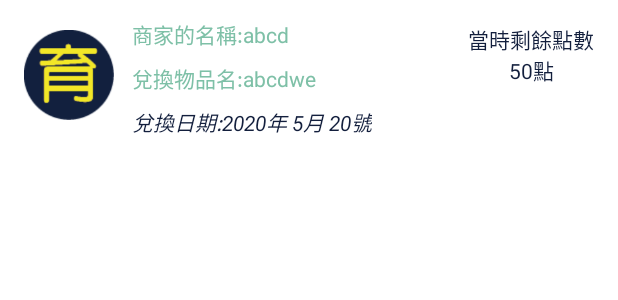
After one commit to achicn3/equal-go, an Android app: the layout view_user_transaction_record.xml on its own in the app's theme, with its tools: preview values and no code run, on a phone screen of 412 x 824 dp. The commit adds this screen. Shown: the top 300 px of the screen. Run offline under Robolectric (Android 15) with nearby library versions, the phone set to English and light mode, and no system bars; Roboto replaces fonts that are not available here.

Commit message:
add record

```diff
--- a/app/src/main/java/com/local/local/KoinApplication.kt
+++ b/app/src/main/java/com/local/local/KoinApplication.kt
@@ -9,6 +9,7 @@ import com.local.local.screen.fragment.ui.firends.friendlsit.FriendListViewModel
 import com.local.local.screen.fragment.ui.points.daystatics.HomeViewModel
 import com.local.local.screen.fragment.ui.points.detailstatics.StaticsViewModel
 import com.local.local.screen.fragment.ui.points.transaction.exchange.TransactionViewModel
+import com.local.local.screen.fragment.ui.points.transaction.record.TransactionRecordViewModel
 import com.local.local.screen.fragment.ui.profile.ProfileInfoViewModel
 import com.local.local.screen.login.LoginViewModel
 import com.local.local.screen.register.RegisterViewModel
@@ -28,6 +29,7 @@ class KoinApplication : MultiDexApplication() {
         viewModel { HomeViewModel() }
         viewModel { StaticsViewModel() }
         viewModel { TransactionViewModel() }
+        viewModel { TransactionRecordViewModel() }
         single { ServiceBuilder.buildOkHttpClient() }
         single { ImageUploadServiceHolder(get()) }
     }
--- a/app/src/main/java/com/local/local/body/TransactionInfo.kt
+++ b/app/src/main/java/com/local/local/body/TransactionInfo.kt
@@ -5,8 +5,9 @@ package com.local.local.body
  * 紀錄兌換的物品名稱、類別、當下剩餘點數、交易日期
  * */
 data class TransactionInfo(
-        var productName: String = "測試商家",
-        var productType: String ="食",
+        var storeName: String = "商家",
+        var storeType: String ="食",
+        var productDescription: String = "商品",
         var year: String ="2020",
         var month: String ="01",
         var day: String ="01",
--- /dev/null
+++ b/app/src/main/java/com/local/local/screen/login/store/StoreLoginViewModel.kt
@@ -0,0 +1,6 @@
+package com.local.local.screen.login.store
+
+import androidx.lifecycle.ViewModel
+
+class StoreLoginViewModel : ViewModel() {
+}
--- /dev/null
+++ b/app/src/main/res/layout/view_user_transaction_record.xml
@@ -0,0 +1,65 @@
+<?xml version="1.0" encoding="utf-8"?>
+<androidx.constraintlayout.widget.ConstraintLayout xmlns:android="http://schemas.android.com/apk/res/android"
+    xmlns:app="http://schemas.android.com/apk/res-auto"
+    xmlns:tools="http://schemas.android.com/tools"
+    android:layout_width="match_parent"
+    android:layout_height="wrap_content">
+
+    <ImageView
+        android:id="@+id/iv_transactionRecord_type"
+        android:layout_width="60dp"
+        android:layout_height="60dp"
+        android:layout_marginStart="16dp"
+        android:layout_marginTop="12dp"
+        android:layout_marginBottom="8dp"
+        android:src="@drawable/ic_transaction_type_edu"
+        app:layout_constraintBottom_toBottomOf="parent"
+        app:layout_constraintStart_toStartOf="parent"
+        app:layout_constraintTop_toTopOf="parent" />
+
+    <TextView
+        android:id="@+id/tv_transactionRecord_storeName"
+        android:layout_width="wrap_content"
+        android:layout_height="wrap_content"
+        android:layout_marginStart="12dp"
+        android:layout_marginTop="12dp"
+        app:layout_constraintStart_toEndOf="@+id/iv_transactionRecord_type"
+        app:layout_constraintTop_toTopOf="parent"
+        tools:text="商家的名稱:abcd" />
+
+    <TextView
+        android:id="@+id/tv_transactionRecord_date"
+        android:layout_width="wrap_content"
+        android:layout_height="wrap_content"
+        android:layout_marginStart="12dp"
+        android:layout_marginTop="8dp"
+        android:layout_marginBottom="4dp"
+        android:textColor="@color/colorDarkBlue"
+        android:textStyle="italic"
+        app:layout_constraintBottom_toBottomOf="parent"
+        app:layout_constraintStart_toEndOf="@+id/iv_transactionRecord_type"
+        app:layout_constraintTop_toBottomOf="@+id/tv_transactionRecord_description"
+        tools:text="兌換日期:2020年 5月 20號" />
+
+    <TextView
+        android:id="@+id/tv_transactionRecord_leftPoints"
+        android:layout_width="wrap_content"
+        android:layout_height="wrap_content"
+        android:layout_marginTop="16dp"
+        android:layout_marginEnd="16dp"
+        android:gravity="center"
+        android:textColor="@color/colorDarkBlue"
+        tools:text="當時剩餘點數\n50點"
+        app:layout_constraintEnd_toEndOf="parent"
+        app:layout_constraintTop_toTopOf="parent" />
+
+    <TextView
+        android:id="@+id/tv_transactionRecord_description"
+        android:layout_width="wrap_content"
+        android:layout_height="wrap_content"
+        android:layout_marginStart="12dp"
+        android:layout_marginTop="8dp"
+        tools:text="兌換物品名:abcdwe"
+        app:layout_constraintStart_toEndOf="@+id/iv_transactionRecord_type"
+        app:layout_constraintTop_toBottomOf="@+id/tv_transactionRecord_storeName" />
+</androidx.constraintlayout.widget.ConstraintLayout>
```
Also changed, not shown: app/src/main/java/com/local/local/callback/FirebaseCallback.kt (+4 -4 lines), app/src/main/java/com/local/local/screen/fragment/ui/points/transaction/exchange/TransactionFragment.kt (+15 -9 lines), app/src/main/java/com/local/local/screen/fragment/ui/points/transaction/exchange/TransactionViewModel.kt (+16 -13 lines), app/src/main/java/com/local/local/screen/fragment/ui/points/transaction/record/TransactionRecord.kt (+55 -2 lines), app/src/main/java/com/local/local/screen/fragment/ui/points/transaction/record/TransactionRecordAdapter.kt (added, +44 -0 lines), app/src/main/java/com/local/local/screen/fragment/ui/points/transaction/record/TransactionRecordViewHolder.kt (added, +15 -0 lines), app/src/main/java/com/local/local/screen/fragment/ui/points/transaction/record/TransactionRecordViewModel.kt (added, +49 -0 lines), app/src/main/java/com/local/local/screen/fragment/ui/points/viewpager/ViewPagerFragment.kt (+9 -5 lines), app/src/main/java/com/local/local/screen/login/store/StoreLoginFragment.kt (renamed from app/src/main/java/com/local/local/screen/fragment/ui/store/StoreLoginFragment.kt, +1 -15 lines), app/src/main/java/com/local/local/util/FirebaseUtil.kt (+60 -2 lines), app/src/main/res/layout/view_transaction_item.xml (+13 -0 lines), app/src/main/res/values/strings.xml (+10 -3 lines).
